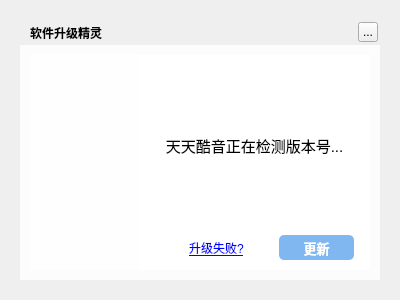
Above: TTKCore/musicUi/musicWidget/musicsourceupdatewidget.ui from jjzhang166/Musicplayer before the change. Below: the same form after it.
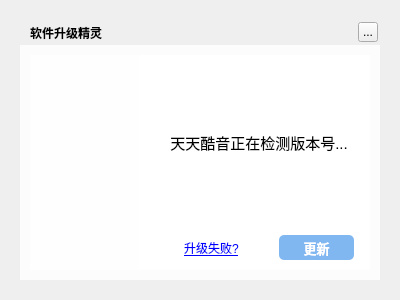
That is the form after the change. Icons and pictures are not drawn. Custom widgets are drawn as their Qt base class.

What changed in the file:
```diff
--- a/TTKCore/musicUi/musicWidget/musicsourceupdatewidget.ui
+++ b/TTKCore/musicUi/musicWidget/musicsourceupdatewidget.ui
@@ -108,10 +108,10 @@
      <widget class="QLabel" name="titleLable_F">
       <property name="geometry">
        <rect>
-        <x>0</x>
-        <y>80</y>
-        <width>231</width>
-        <height>20</height>
+        <x>10</x>
+        <y>0</y>
+        <width>220</width>
+        <height>175</height>
        </rect>
       </property>
       <property name="styleSheet">
@@ -162,9 +162,9 @@
      <widget class="QLabel" name="upgradeFailedLabel">
       <property name="geometry">
        <rect>
-        <x>50</x>
+        <x>45</x>
         <y>183</y>
-        <width>55</width>
+        <width>75</width>
         <height>20</height>
        </rect>
       </property>
@@ -305,6 +305,13 @@
   <zorder>topTitleName</zorder>
   <zorder>topTitleCloseButton</zorder>
  </widget>
+ <customwidgets>
+  <customwidget>
+   <class>MusicClickedLabel</class>
+   <extends>QLabel</extends>
+   <header>musicclickedlabel.h</header>
+  </customwidget>
+ </customwidgets>
  <resources>
   <include location="../../../TTKQrc/MusicPlayer.qrc"/>
  </resources>
```
Left out of the diff: 14 changed lines with no effect on the pictures.
